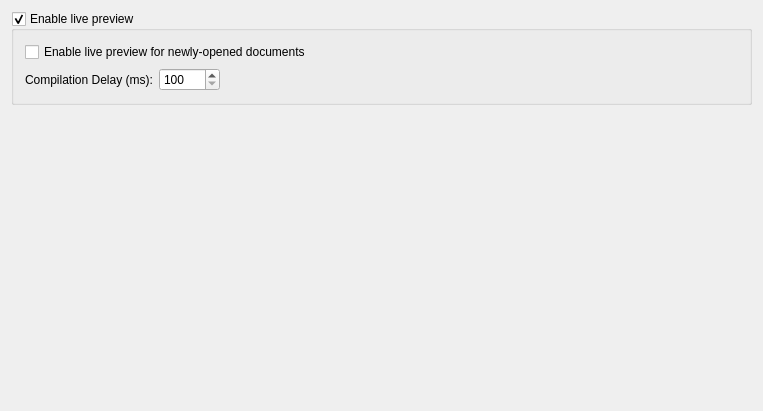
Above: src/widgets/livepreviewconfigwidget.ui from KDE/kile before the change. Below: the same form after it.
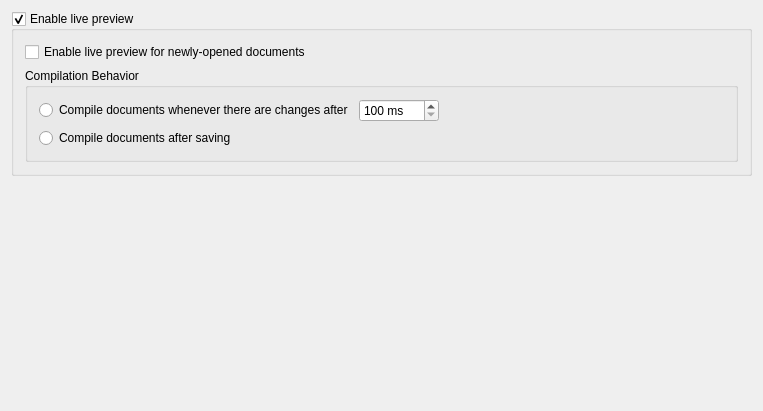
That is the form after the change.

Commit message: Add option which allows it to only compile the live preview after saving

What changed in the file:
```diff
--- a/src/widgets/livepreviewconfigwidget.ui
+++ b/src/widgets/livepreviewconfigwidget.ui
@@ -13,7 +13,7 @@
   <property name="windowTitle">
    <string>Live Preview Configuration</string>
   </property>
-  <layout class="QVBoxLayout" name="verticalLayout_2">
+  <layout class="QVBoxLayout" name="verticalLayout_3">
    <item>
     <widget class="QGroupBox" name="kcfg_livePreviewEnabled">
      <property name="enabled">
@@ -34,7 +34,7 @@
      <property name="checkable">
       <bool>true</bool>
      </property>
-     <layout class="QVBoxLayout" name="verticalLayout">
+     <layout class="QVBoxLayout" name="verticalLayout_2">
       <item>
        <widget class="QCheckBox" name="kcfg_previewEnabledForFreshlyOpenedDocuments">
         <property name="text">
@@ -43,19 +43,25 @@
        </widget>
       </item>
       <item>
+       <widget class="QGroupBox" name="m_compileBehaviorGroupBox">
+        <property name="title">
+         <string>Compilation Behavior</string>
+        </property>
+        <layout class="QVBoxLayout" name="verticalLayout">
+         <item>
        <layout class="QHBoxLayout" name="horizontalLayout">
         <item>
-         <widget class="QLabel" name="label">
+            <widget class="QRadioButton" name="m_compileDocumentOnChangesRadioButton">
           <property name="text">
-           <string>Compilation Delay (ms):</string>
-          </property>
-          <property name="wordWrap">
-           <bool>false</bool>
+              <string>Compile documents whenever there are changes after</string>
           </property>
          </widget>
         </item>
         <item>
          <widget class="QSpinBox" name="kcfg_livePreviewCompilationDelay">
+             <property name="suffix">
+              <string> ms</string>
+             </property>
           <property name="minimum">
            <number>100</number>
           </property>
@@ -68,16 +74,13 @@
          </widget>
         </item>
         <item>
-         <spacer>
+            <spacer name="horizontalSpacer">
           <property name="orientation">
            <enum>Qt::Horizontal</enum>
           </property>
-          <property name="sizeType">
-           <enum>QSizePolicy::Expanding</enum>
-          </property>
           <property name="sizeHint" stdset="0">
            <size>
-            <width>280</width>
+               <width>40</width>
             <height>20</height>
            </size>
           </property>
@@ -85,6 +88,16 @@
         </item>
        </layout>
       </item>
+         <item>
+          <widget class="QRadioButton" name="m_compileDocumentOnSaveRadioButton">
+           <property name="text">
+            <string>Compile documents after saving</string>
+           </property>
+          </widget>
+         </item>
+        </layout>
+       </widget>
+      </item>
      </layout>
     </widget>
    </item>
@@ -96,7 +109,7 @@
      <property name="sizeHint" stdset="0">
       <size>
        <width>20</width>
-       <height>309</height>
+       <height>247</height>
       </size>
      </property>
     </spacer>
```
Left out of the diff: 7 changed lines with no effect on the pictures. Lines whose indentation alone changed are shown as unchanged. The commit also changes 6 other files.
